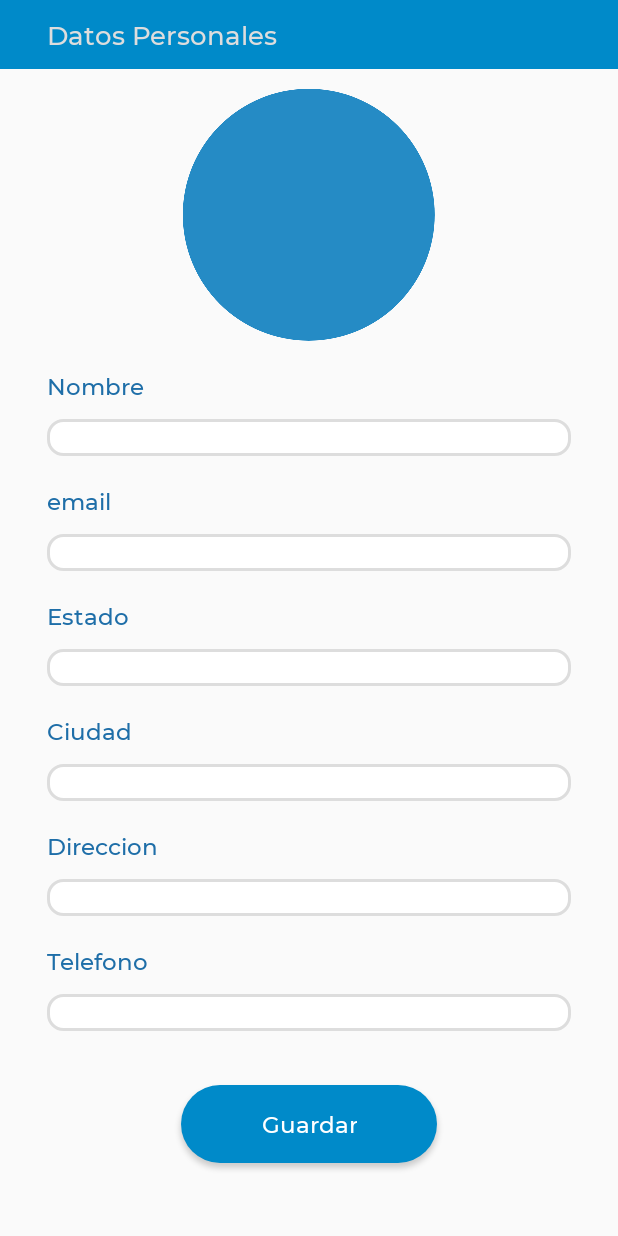
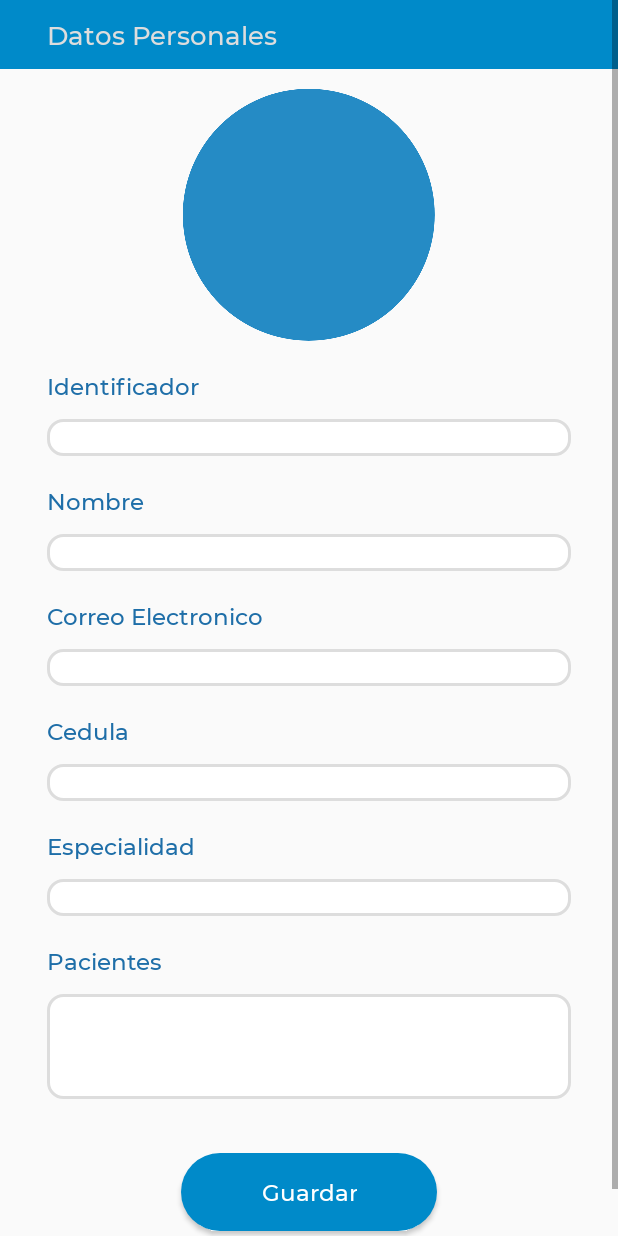
Before and after one commit to Jorge-Andres-Moreno/app-doctor, an Android app: the layout activity_profile.xml on its own in the app's theme, with its tools: preview values and no code run, on a phone screen of 412 x 824 dp. Run offline under Robolectric (Android 15) with nearby library versions, the light colour scheme and no system bars.

Commit message:
finish login and pendind all data

```diff
--- a/app/src/main/AndroidManifest.xml
+++ b/app/src/main/AndroidManifest.xml
@@ -14,6 +14,7 @@
         android:supportsRtl="true"
         android:theme="@style/AppTheme"
         android:usesCleartextTraffic="true">
+
         <activity
             android:name="medical.login.SplashScreenActivity"
             android:screenOrientation="portrait"
--- a/app/src/main/java/medical/home/HomeActivity.java
+++ b/app/src/main/java/medical/home/HomeActivity.java
@@ -24,7 +24,9 @@ import com.google.android.material.navigation.NavigationView;
 
 import medical.help.HelpActivity;
 import medical.login.LoginActivity;
+import medical.model.LocalDataBase;
 import medical.profile.ProfileActivity;
+import medical.login.AgentLogin;
 
 public class HomeActivity extends AppCompatActivity implements NavigationView.OnNavigationItemSelectedListener {
 
@@ -111,8 +113,7 @@ public class HomeActivity extends AppCompatActivity implements NavigationView.On
                 break;
 
             case R.id.logout:
-                Toast.makeText(this, "Salio",Toast.LENGTH_LONG);
-               // (new AgentLogin(this)).logout();
+                new AgentLogin(this).signOut();
                 in = new Intent(this, LoginActivity.class);
                 startActivity(in);
                 finish();
--- a/app/src/main/java/medical/login/SplashScreenActivity.java
+++ b/app/src/main/java/medical/login/SplashScreenActivity.java
@@ -25,13 +25,13 @@ public class SplashScreenActivity extends AppCompatActivity {
             public void run() {
                 Intent intent;
                 if (agentLogin.isSingIn())
+                    intent = new Intent(getApplicationContext(), HomeActivity.class);
+                else
                     intent = new Intent(getApplicationContext(), LoginActivity.class);
-                else
-                    intent = new Intent(getApplicationContext(), HomeActivity.class);
                 startActivity(intent);
                 finish();
             }
-        }, 3000);
+        }, 2500);
 
     }
 
--- a/app/src/main/res/layout/activity_login.xml
+++ b/app/src/main/res/layout/activity_login.xml
@@ -46,6 +46,8 @@
             android:layout_marginTop="@dimen/size_l"
             android:hint="@string/email"
             android:nextFocusDown="@id/password"
+            android:imeOptions="actionNext"
+            android:singleLine="true"
             android:textColor="@color/blue_strong"
 
             android:textSize="@dimen/text_size_large" />
@@ -60,6 +62,9 @@
             android:hint="@string/password"
             android:fontFamily="@font/montserrat_regular"
             android:inputType="textPassword"
+            android:imeOptions="actionDone"
+            android:singleLine="true"
+            android:nextFocusDown="@+id/actionButton"
             android:textColor="@color/blue_strong"
             android:textSize="@dimen/text_size_large" />
 
--- a/app/src/main/res/layout/activity_profile.xml
+++ b/app/src/main/res/layout/activity_profile.xml
@@ -38,7 +38,7 @@
                 android:layout_marginTop="@dimen/margin_xlarge"
                 android:fontFamily="@font/montserrat_medium"
                 android:paddingLeft="@dimen/size_m"
-                android:text="@string/name"
+                android:text="@string/idenfied"
                 android:textColor="@color/blue_strong"
                 android:textSize="@dimen/text_size_medium" />
 
@@ -57,7 +57,7 @@
                 android:layout_marginTop="@dimen/margin_xlarge"
                 android:fontFamily="@font/montserrat_medium"
                 android:paddingLeft="@dimen/size_m"
-                android:text="@string/email"
+                android:text="@string/name"
                 android:textColor="@color/blue_strong"
                 android:textSize="@dimen/text_size_medium" />
 
@@ -75,7 +75,7 @@
                 android:layout_marginTop="@dimen/margin_xlarge"
                 android:fontFamily="@font/montserrat_medium"
                 android:paddingLeft="@dimen/size_m"
-                android:text="@string/state"
+                android:text="@string/email"
                 android:textColor="@color/blue_strong"
                 android:textSize="@dimen/text_size_medium" />
 
@@ -93,7 +93,7 @@
                 android:layout_marginTop="@dimen/margin_xlarge"
                 android:fontFamily="@font/montserrat_medium"
                 android:paddingLeft="@dimen/size_m"
-                android:text="@string/city"
+                android:text="@string/cc"
                 android:textColor="@color/blue_strong"
                 android:textSize="@dimen/text_size_medium" />
 
@@ -111,7 +111,7 @@
                 android:layout_marginTop="@dimen/margin_xlarge"
                 android:fontFamily="@font/montserrat_medium"
                 android:paddingLeft="@dimen/size_m"
-                android:text="@string/adress"
+                android:text="@string/skill"
                 android:textColor="@color/blue_strong"
                 android:textSize="@dimen/text_size_medium" />
 
@@ -129,14 +129,14 @@
                 android:layout_marginTop="@dimen/margin_xlarge"
                 android:fontFamily="@font/montserrat_medium"
                 android:paddingLeft="@dimen/size_m"
-                android:text="@string/cellphone"
+                android:text="@string/patients"
                 android:textColor="@color/blue_strong"
                 android:textSize="@dimen/text_size_medium" />
 
             <EditText
                 android:id="@+id/number"
                 android:layout_width="match_parent"
-                android:layout_height="wrap_content"
+                android:layout_height="70dp"
                 android:layout_marginHorizontal="@dimen/size_m"
                 android:layout_marginTop="@dimen/margin_small"
                 android:background="@drawable/rounded_corners"/>
--- a/app/src/main/res/values/string.xml
+++ b/app/src/main/res/values/string.xml
@@ -2,16 +2,17 @@
 
     <string name="app_name">Medical</string>
     <string name="deviceLost">No se encontraron pacientes</string>
-    <string name="email">email</string>
+    <string name="email">Correo Electronico</string>
     <string name="login_large">Iniciar Sesion</string>
     <string name="password">Contraseña</string>
     <string name="passwordLost">¿Has olvidado tu contraseña?</string>
     <string name="login">Sesion</string>
     <string name="personal_information">Datos Personales</string>
+    <string name="idenfied">Identificador</string>
     <string name="name">Nombre</string>
-    <string name="state">Estado</string>
-    <string name="city">Ciudad</string>
-    <string name="adress">Direccion</string>
+    <string name="skill">Especialidad</string>
+    <string name="cc">Cedula</string>
+    <string name="patients">Pacientes</string>
     <string name="cellphone">Telefono</string>
     <string name="save">Guardar</string>
     <string name="patientlist">Lista de pacientes</string>
```
Also changed, not shown: app/src/main/java/medical/login/AgentLogin.java (+31 -10 lines), app/src/main/java/medical/login/LoginActivity.java (+9 -0 lines), app/src/main/java/medical/model/LocalDataBase.java (+2 -9 lines), app/src/main/java/medical/model/User.java (+28 -0 lines), app/src/main/res/xml/network_security_config.xml (added, +8 -0 lines).
